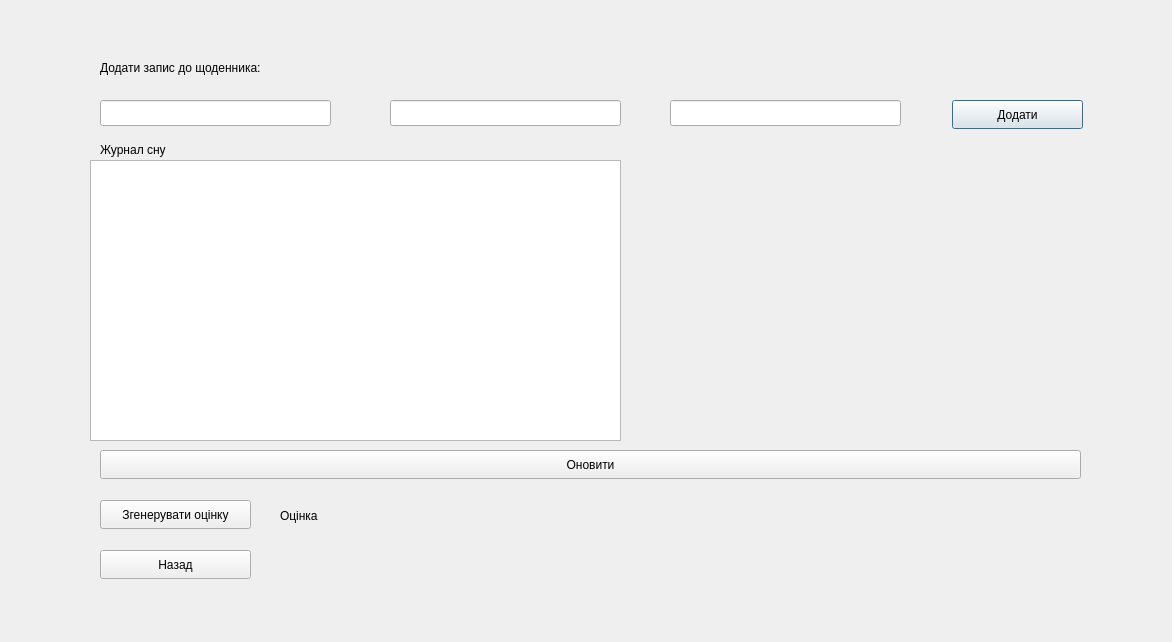
Stalkeroid13/Health_statistic, file dreamform.ui: the form before one commit.
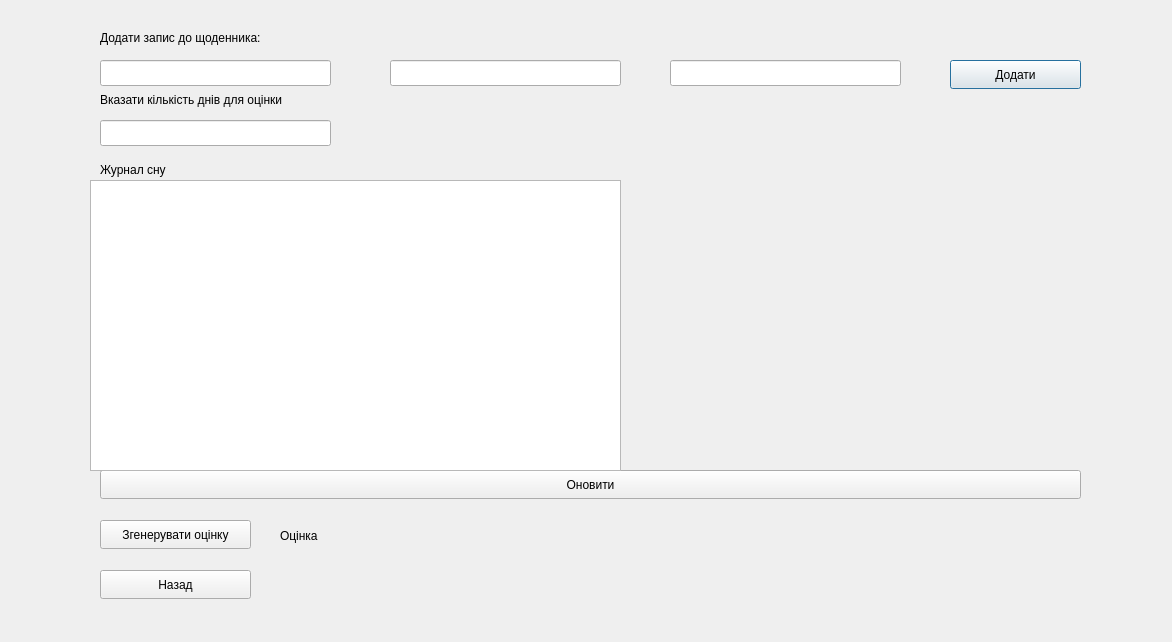
The form after the commit. Icons and pictures are not drawn.

Commit message: Правки

Diff of the .ui file:
```diff
--- a/dreamform.ui
+++ b/dreamform.ui
@@ -23,7 +23,7 @@
    <property name="geometry">
     <rect>
      <x>100</x>
-     <y>60</y>
+     <y>30</y>
      <width>281</width>
      <height>16</height>
     </rect>
@@ -36,7 +36,7 @@
    <property name="geometry">
     <rect>
      <x>100</x>
-     <y>100</y>
+     <y>60</y>
      <width>231</width>
      <height>26</height>
     </rect>
@@ -49,7 +49,7 @@
    <property name="geometry">
     <rect>
      <x>390</x>
-     <y>100</y>
+     <y>60</y>
      <width>231</width>
      <height>26</height>
     </rect>
@@ -62,7 +62,7 @@
    <property name="geometry">
     <rect>
      <x>670</x>
-     <y>100</y>
+     <y>60</y>
      <width>231</width>
      <height>26</height>
     </rect>
@@ -74,8 +74,8 @@
   <widget class="QPushButton" name="AddDream">
    <property name="geometry">
     <rect>
-     <x>952</x>
-     <y>100</y>
+     <x>950</x>
+     <y>60</y>
      <width>131</width>
      <height>29</height>
     </rect>
@@ -88,7 +88,7 @@
    <property name="geometry">
     <rect>
      <x>100</x>
-     <y>140</y>
+     <y>160</y>
      <width>101</width>
      <height>20</height>
     </rect>
@@ -101,7 +101,7 @@
    <property name="geometry">
     <rect>
      <x>100</x>
-     <y>450</y>
+     <y>470</y>
      <width>981</width>
      <height>29</height>
     </rect>
@@ -114,7 +114,7 @@
    <property name="geometry">
     <rect>
      <x>100</x>
-     <y>500</y>
+     <y>520</y>
      <width>151</width>
      <height>29</height>
     </rect>
@@ -127,7 +127,7 @@
    <property name="geometry">
     <rect>
      <x>100</x>
-     <y>550</y>
+     <y>570</y>
      <width>151</width>
      <height>29</height>
     </rect>
@@ -140,7 +140,7 @@
    <property name="geometry">
     <rect>
      <x>280</x>
-     <y>500</y>
+     <y>520</y>
      <width>63</width>
      <height>31</height>
     </rect>
@@ -153,9 +153,9 @@
    <property name="geometry">
     <rect>
      <x>90</x>
-     <y>160</y>
+     <y>180</y>
      <width>531</width>
-     <height>281</height>
+     <height>291</height>
     </rect>
    </property>
    <property name="sizePolicy">
@@ -174,7 +174,7 @@
    <property name="geometry">
     <rect>
      <x>740</x>
-     <y>180</y>
+     <y>210</y>
      <width>271</width>
      <height>241</height>
     </rect>
@@ -189,6 +189,29 @@
     <bool>true</bool>
    </property>
   </widget>
+  <widget class="QLineEdit" name="lineEdit_days">
+   <property name="geometry">
+    <rect>
+     <x>100</x>
+     <y>120</y>
+     <width>231</width>
+     <height>26</height>
+    </rect>
+   </property>
+  </widget>
+  <widget class="QLabel" name="label_3">
+   <property name="geometry">
+    <rect>
+     <x>100</x>
+     <y>90</y>
+     <width>271</width>
+     <height>20</height>
+    </rect>
+   </property>
+   <property name="text">
+    <string>Вказати кількість днів для оцінки</string>
+   </property>
+  </widget>
  </widget>
  <resources>
   <include location="resources.qrc"/>
```
The commit also changes 2 other files.
